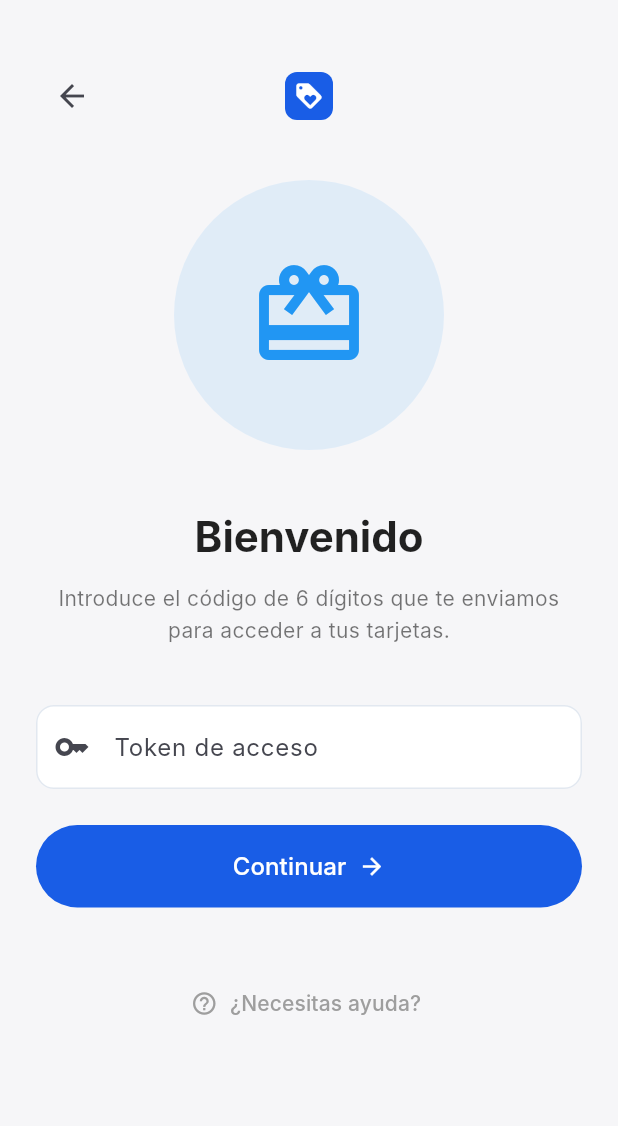
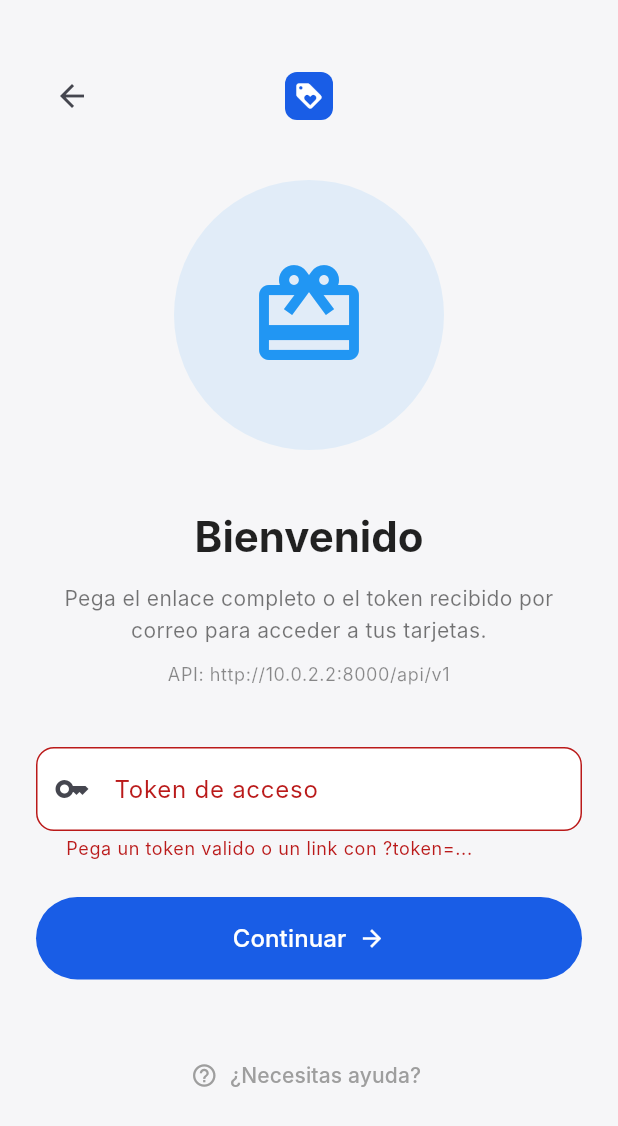
Before and after one commit to DarinelEscobar/puntos-cybac-mobile, a Flutter app: the screen it shows after launch, after a tap on "Continuar", on a phone screen of 412 x 824 dp. Shown: the top 1126 px of the screen. Run offline on Flutter 3.47's test engine with Material 3 defaults, Android fonts, the phone set to English and light mode, and no system bars; our stand-ins replace app_links, flutter_secure_storage, qr_flutter; Roboto replaces fonts that are missing (Inter).

Commit message:
feat: enhance QR code generation and error handling in magic link flow

```diff
--- a/lib/core/config/app_constants.dart
+++ b/lib/core/config/app_constants.dart
@@ -1,9 +1,33 @@
 class AppConstants {
   static const String appName = 'CYBAC Puntos';
-  static const String apiBaseUrl = String.fromEnvironment(
+  static const String _defaultApiBaseUrl = 'http://10.0.2.2:8000/api/v1';
+  static const String _apiBaseUrlFromEnvironment = String.fromEnvironment(
     'API_BASE_URL',
-    defaultValue: 'http://10.0.2.2:8000/api/v1',
+    defaultValue: '',
   );
+  static String get apiBaseUrl {
+    final envValue = _apiBaseUrlFromEnvironment.trim();
+    final base = envValue.isEmpty ? _defaultApiBaseUrl : envValue;
+    return _normalizeApiBaseUrl(base);
+  }
+
+  static String _normalizeApiBaseUrl(String baseUrl) {
+    var normalized = baseUrl.trim();
+    if (normalized.endsWith('/')) {
+      normalized = normalized.substring(0, normalized.length - 1);
+    }
+
+    // Keep callers flexible: if they pass only host/port, force API v1 path.
+    final lower = normalized.toLowerCase();
+    if (lower.endsWith('/api/v1')) {
+      return normalized;
+    }
+    if (lower.endsWith('/api')) {
+      return '$normalized/v1';
+    }
+    return '$normalized/api/v1';
+  }
+
   static const String defaultDeviceName = String.fromEnvironment(
     'DEVICE_NAME',
     defaultValue: 'flutter-android',
--- a/lib/features/auth/presentation/pages/magic_link_entry_page.dart
+++ b/lib/features/auth/presentation/pages/magic_link_entry_page.dart
@@ -24,8 +24,13 @@ class _MagicLinkEntryPageState extends State<MagicLinkEntryPage> {
       widget.dependencies.consumeMagicLinkUseCase;
 
   Future<void> _submit() async {
-    final token = _tokenController.text.trim();
-    if (token.isEmpty) return;
+    final token = _extractToken(_tokenController.text);
+    if (token == null) {
+      setState(() {
+        _error = 'Pega un token valido o un link con ?token=...';
+      });
+      return;
+    }
 
     setState(() {
       _isLoading = true;
@@ -41,16 +46,15 @@ class _MagicLinkEntryPageState extends State<MagicLinkEntryPage> {
       if (mounted) {
         Navigator.of(context).pushReplacement(
           MaterialPageRoute(
-            builder: (context) => SessionBootstrapPage(
-              dependencies: widget.dependencies,
-            ),
+            builder: (context) =>
+                SessionBootstrapPage(dependencies: widget.dependencies),
           ),
         );
       }
     } on ApiClientException catch (e) {
       if (mounted) {
         setState(() {
-          _error = _mapErrorCodeToMessage(e.errorCode);
+          _error = _mapApiErrorToMessage(e);
           _isLoading = false;
         });
       }
@@ -64,7 +68,8 @@ class _MagicLinkEntryPageState extends State<MagicLinkEntryPage> {
     }
   }
 
-  String _mapErrorCodeToMessage(String? code) {
+  String _mapApiErrorToMessage(ApiClientException error) {
+    final code = error.errorCode?.trim();
     switch (code) {
       case 'MAGIC_LINK_INVALID_FORMAT':
         return 'El enlace no es válido.';
@@ -73,8 +78,45 @@ class _MagicLinkEntryPageState extends State<MagicLinkEntryPage> {
       case 'MAGIC_LINK_EXPIRED':
         return 'Este enlace expiró. Solicita uno nuevo.';
       default:
-        return 'No se pudo iniciar sesión ($code).';
+        final message = error.message.trim();
+        final lowerMessage = message.toLowerCase();
+
+        if (lowerMessage.contains('no host specified') ||
+            lowerMessage.contains('failed host lookup') ||
+            lowerMessage.contains('connection refused')) {
+          return 'No se pudo conectar al API. Revisa API_BASE_URL y que el backend esté accesible.';
+        }
+
+        if (message.isNotEmpty) {
+          if (error.statusCode != null) {
+            return '$message (HTTP ${error.statusCode}).';
+          }
+          return message;
+        }
+
+        return 'No se pudo iniciar sesión. Intenta nuevamente.';
     }
+  }
+
+  String? _extractToken(String input) {
+    final trimmed = input.trim();
+    if (trimmed.isEmpty) {
+      return null;
+    }
+
+    try {
+      final uri = Uri.parse(trimmed);
+      final queryToken = uri.queryParameters['token'];
+      if (queryToken != null && queryToken.trim().isNotEmpty) {
+        return queryToken.trim();
+      }
+    } catch (_) {
+      // Ignore parse errors and continue with token heuristics.
+    }
+
+    final normalized = trimmed.replaceAll(RegExp(r'\s+'), '');
+    final match = RegExp(r'[A-Za-z0-9_-]{24,255}').firstMatch(normalized);
+    return match?.group(0);
   }
 
   @override
@@ -101,14 +143,18 @@ class _MagicLinkEntryPageState extends State<MagicLinkEntryPage> {
                       }
                     },
                   ),
-                   Container(
+                  Container(
                     width: 32,
                     height: 32,
                     decoration: BoxDecoration(
                       color: theme.primaryColor,
                       borderRadius: BorderRadius.circular(8),
                     ),
-                    child: const Icon(Icons.loyalty, color: Colors.white, size: 20),
+                    child: const Icon(
+                      Icons.loyalty,
+                      color: Colors.white,
+                      size: 20,
+                    ),
                   ),
                   const SizedBox(width: 48), // Spacer
                 ],
@@ -122,7 +168,7 @@ class _MagicLinkEntryPageState extends State<MagicLinkEntryPage> {
                   width: 180,
                   height: 180,
                   decoration: BoxDecoration(
-                    color: Colors.blue.withOpacity(0.1),
+                    color: Colors.blue.withValues(alpha: 0.1),
                     shape: BoxShape.circle,
                   ),
                   child: const Icon(
@@ -147,10 +193,20 @@ class _MagicLinkEntryPageState extends State<MagicLinkEntryPage> {
               const SizedBox(height: 12),
 
               Text(
-                'Introduce el código de 6 dígitos que te enviamos para acceder a tus tarjetas.',
+                'Pega el enlace completo o el token recibido por correo para acceder a tus tarjetas.',
                 style: theme.textTheme.bodyMedium?.copyWith(
                   color: Colors.black54,
                   height: 1.5,
+                ),
+                textAlign: TextAlign.center,
+              ),
+
+              const SizedBox(height: 12),
+
+              Text(
+                'API: ${AppConstants.apiBaseUrl}',
+                style: theme.textTheme.bodySmall?.copyWith(
+                  color: Colors.black45,
                 ),
                 textAlign: TextAlign.center,
               ),
@@ -162,7 +218,8 @@ class _MagicLinkEntryPageState extends State<MagicLinkEntryPage> {
                 controller: _tokenController,
                 decoration: InputDecoration(
                   labelText: 'Token de acceso',
-                  hintText: 'Ej. 123456',
+                  hintText:
+                      'Ej. cybacpuntos://magic-link?token=... o solo token',
                   prefixIcon: const Icon(Icons.key),
                   errorText: _error,
                 ),
--- a/pubspec.yaml
+++ b/pubspec.yaml
@@ -38,6 +38,7 @@ dependencies:
   app_links: ^6.4.1
   flutter_secure_storage: ^10.0.0
   intl: ^0.20.2
+  qr_flutter: ^4.1.0
 
 dev_dependencies:
   flutter_test:
```
Also changed, not shown: lib/core/ui/widgets/digital_card.dart (+54 -21 lines), pubspec.lock, 1 other file.
